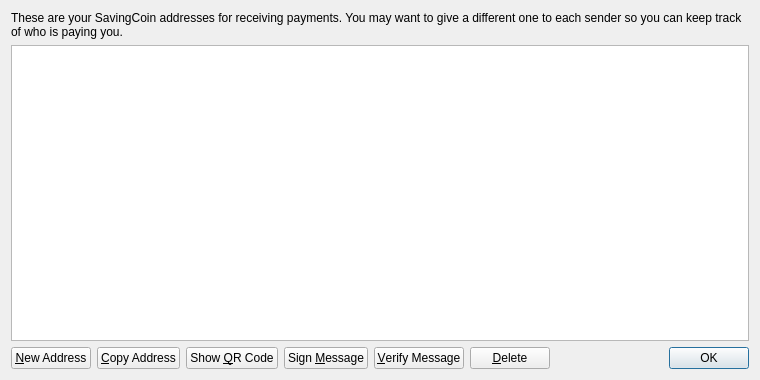
Old version of the form src/qt/forms/addressbookpage.ui in the repository jarno83/cryptogold.
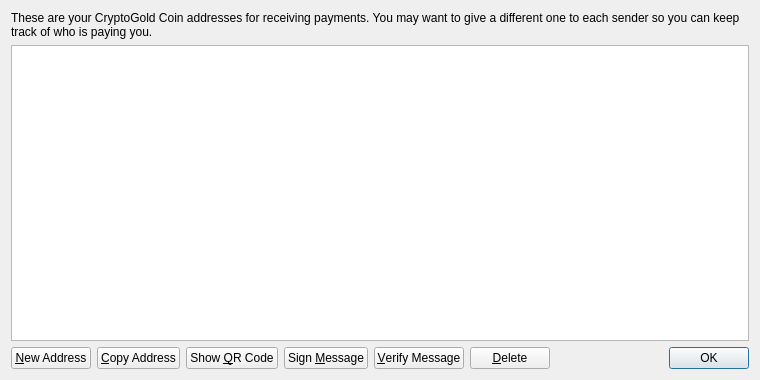
New version of the form. Icons and pictures are not drawn.

What changed in the file:
```diff
--- a/src/qt/forms/addressbookpage.ui
+++ b/src/qt/forms/addressbookpage.ui
@@ -17,7 +17,7 @@
    <item>
     <widget class="QLabel" name="labelExplanation">
      <property name="text">
-      <string>These are your SavingCoin addresses for receiving payments. You may want to give a different one to each sender so you can keep track of who is paying you.</string>
+      <string>These are your CryptoGold Coin addresses for receiving payments. You may want to give a different one to each sender so you can keep track of who is paying you.</string>
      </property>
      <property name="textFormat">
       <enum>Qt::PlainText</enum>
```
Left out of the diff: 4 changed lines with no effect on the pictures.
